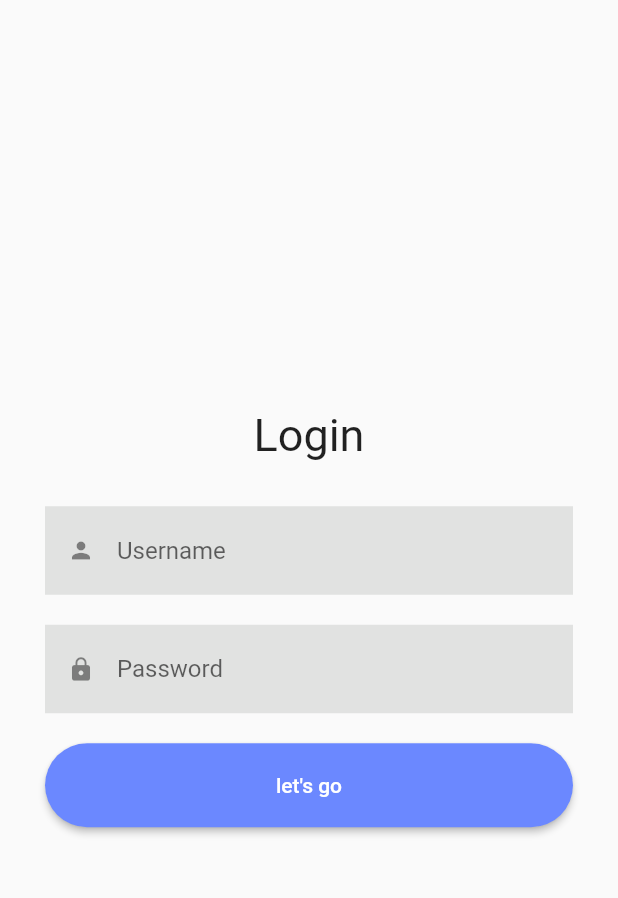
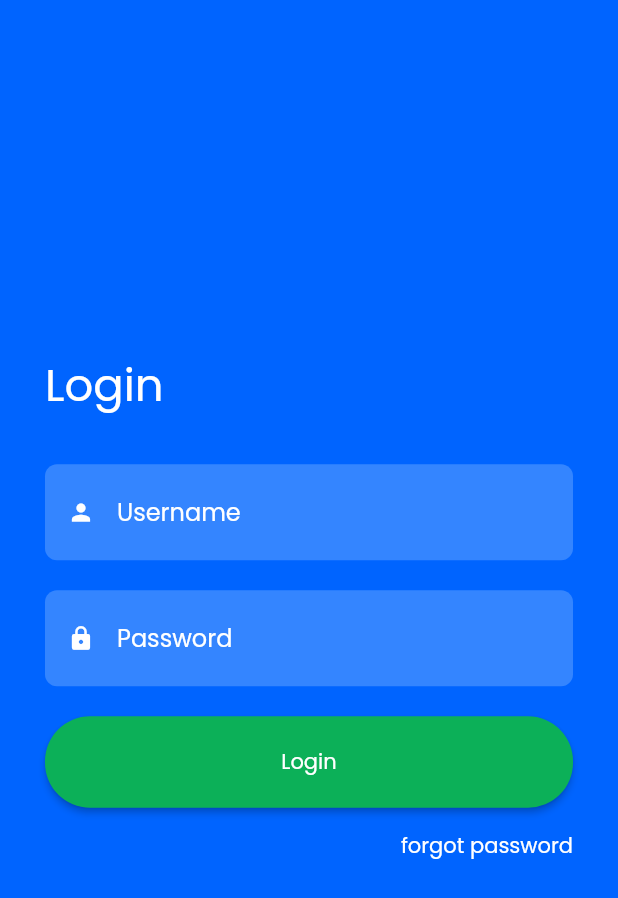
Before and after one commit to sammyodiagbe/brainbatu-mobile, a Flutter app: the screen it shows after launch, after a tap on "Login", on a phone screen of 412 x 824 dp. Shown: the top 898 px of the screen. Run offline on Flutter 3.47's test engine with Material 2 defaults, Android fonts, the phone set to English and light mode, and no system bars; Roboto replaces fonts that are missing (openSans).

Commit message:
more works on the auth ui/ux

```diff
--- a/lib/main.dart
+++ b/lib/main.dart
@@ -7,6 +7,7 @@ void main() {
       title: 'brainbatu',
       theme: ThemeData(
         primaryColor: Color(0xff6b88ff),
+        fontFamily: 'Poppins',
       ),
       debugShowCheckedModeBanner: false,
       home: LandingScreen(),
--- a/lib/screens/auth/login.dart
+++ b/lib/screens/auth/login.dart
@@ -12,6 +12,7 @@ class _LoginScreenState extends State<LoginScreen> {
     final screenWidth = MediaQuery.of(context).size.width;
     final screenHeight = MediaQuery.of(context).size.height;
     return Scaffold(
+      backgroundColor: Color(0xff0064FF),
       body: Builder(
         builder: (context) => SafeArea(
           child: Container(
@@ -20,15 +21,21 @@ class _LoginScreenState extends State<LoginScreen> {
               padding: EdgeInsets.symmetric(horizontal: 30),
               child: Column(
                 mainAxisAlignment: MainAxisAlignment.center,
+                crossAxisAlignment: CrossAxisAlignment.start,
                 children: [
                   Form(
                     key: _formKey,
                     child: Column(
                       children: [
-                        Text(
-                          'Login',
-                          style:
-                              TextStyle(fontSize: 30, fontFamily: "openSans"),
+                        Container(
+                          alignment: Alignment.centerLeft,
+                          child: Text(
+                            'Login',
+                            style: TextStyle(
+                                fontSize: 30,
+                                fontFamily: "Poppins",
+                                color: Colors.white),
+                          ),
                         ),
                         SizedBox(height: 30),
                         TextFormField(
@@ -40,15 +47,23 @@ class _LoginScreenState extends State<LoginScreen> {
                           },
                           decoration: InputDecoration(
                             hintText: 'Username',
-                            prefixIcon: Icon(Icons.person),
-                            fillColor: Color(0xffe1e2e1),
+                            prefixIcon: Icon(
+                              Icons.person,
+                              color: Colors.white,
+                            ),
+                            fillColor: Color(0x52A2CBFE),
                             filled: true,
-                            enabledBorder: InputBorder.none,
+                            enabledBorder: OutlineInputBorder(
+                                borderRadius: BorderRadius.circular(8),
+                                borderSide: BorderSide(
+                                  color: Colors.transparent,
+                                )),
                             focusedBorder: InputBorder.none,
                             errorBorder: UnderlineInputBorder(
                               borderSide: BorderSide(color: Colors.red),
                             ),
-                            hintStyle: TextStyle(),
+                            hintStyle: TextStyle(
+                                color: Colors.white, fontFamily: 'Poppins'),
                             isDense: true,
                             contentPadding: EdgeInsets.symmetric(vertical: 20),
                           ),
@@ -56,6 +71,7 @@ class _LoginScreenState extends State<LoginScreen> {
                         SizedBox(height: 20),
                         TextFormField(
                           obscureText: true,
+                          style: TextStyle(color: Colors.white),
                           validator: (value) {
                             if (value.isEmpty) {
                               return 'Value is required';
@@ -64,15 +80,22 @@ class _LoginScreenState extends State<LoginScreen> {
                           },
                           decoration: InputDecoration(
                             hintText: 'Password',
-                            prefixIcon: Icon(Icons.lock),
-                            hintStyle: TextStyle(),
-                            enabledBorder: InputBorder.none,
+                            prefixIcon: Icon(
+                              Icons.lock,
+                              color: Colors.white,
+                            ),
+                            hintStyle: TextStyle(
+                                color: Colors.white, fontFamily: 'Poppins'),
+                            enabledBorder: OutlineInputBorder(
+                              borderRadius: BorderRadius.circular(8),
+                              borderSide: BorderSide(color: Colors.transparent),
+                            ),
                             errorBorder: UnderlineInputBorder(
                               borderSide:
                                   BorderSide(color: Colors.red, width: 1),
                             ),
                             filled: true,
-                            fillColor: Color(0xffe1e2e1),
+                            fillColor: Color(0x52A2CBFE),
                             isDense: true,
                             contentPadding: EdgeInsets.symmetric(vertical: 20),
                           ),
@@ -83,8 +106,9 @@ class _LoginScreenState extends State<LoginScreen> {
                           child: RaisedButton(
                             padding: EdgeInsets.symmetric(vertical: 20),
                             child: Text(
-                              'let\'s go',
-                              style: TextStyle(color: Colors.white),
+                              'Login',
+                              style: TextStyle(
+                                  color: Colors.white, fontFamily: 'Poppins'),
                             ),
                             onPressed: () {
                               if (_formKey.currentState.validate()) {
@@ -101,13 +125,22 @@ class _LoginScreenState extends State<LoginScreen> {
                                 );
                               }
                             },
-                            color: Color(0xff6b88ff),
+                            color: Color(0xff0CB058),
                             shape: RoundedRectangleBorder(
                               borderRadius: BorderRadius.circular(30),
                               side: BorderSide(
                                 color: Colors.transparent,
                               ),
                             ),
+                          ),
+                        ),
+                        Container(
+                          alignment: Alignment.centerRight,
+                          padding: EdgeInsets.symmetric(vertical: 15),
+                          child: Text(
+                            'forgot password',
+                            style: TextStyle(
+                                color: Colors.white, fontFamily: "Poppins"),
                           ),
                         )
                       ],
--- a/lib/screens/other/landingScreen.dart
+++ b/lib/screens/other/landingScreen.dart
@@ -8,7 +8,7 @@ class LandingScreen extends StatelessWidget {
     final screenWidth = MediaQuery.of(context).size.height;
     final screenHeight = MediaQuery.of(context).size.width;
     return Scaffold(
-      backgroundColor: Colors.deepPurpleAccent,
+      backgroundColor: Color(0xff0064FF),
       body: SafeArea(
         child: Stack(
           children: [
@@ -16,21 +16,18 @@ class LandingScreen extends StatelessWidget {
               height: screenWidth,
               width: screenHeight,
               padding: EdgeInsets.all(8),
+            ),
+            Column(
+              mainAxisAlignment: MainAxisAlignment.end,
+              crossAxisAlignment: CrossAxisAlignment.center,
+              children: [
+                Container(
+                  width: double.infinity,
+                  padding: EdgeInsets.symmetric(horizontal: 20, vertical: 30),
                   child: Column(
-                mainAxisAlignment: MainAxisAlignment.center,
                     children: [
-                  SizedBox(height: 50),
-                  Text(
-                    'Brainbatu',
-                    style: TextStyle(
-                      fontSize: 30,
-                      color: Colors.white,
-                    ),
-                  ),
-                  SizedBox(height: 40),
                       Container(
-                    width: screenWidth * 0.4,
-                    decoration: BoxDecoration(),
+                        width: double.infinity,
                         child: RaisedButton(
                           onPressed: () {
                             Navigator.of(context).push(
@@ -39,54 +36,45 @@ class LandingScreen extends StatelessWidget {
                               ),
                             );
                           },
-                      elevation: .4,
                           child: Text(
                             'Login',
                             style: TextStyle(
-                          fontSize: 18,
-                          fontWeight: FontWeight.bold,
-                          color: Colors.purple,
+                                color: Colors.white, fontFamily: 'Poppins'),
                           ),
-                      ),
+                          elevation: 3.0,
+                          padding: EdgeInsets.all(20),
+                          color: Color(0xff0CB058),
                           shape: RoundedRectangleBorder(
                             borderRadius: BorderRadius.circular(30),
                           ),
-                      color: Colors.white,
-                      padding:
-                          EdgeInsets.symmetric(vertical: 20, horizontal: 15),
                         ),
                       ),
                       SizedBox(height: 20),
                       Container(
-                    width: screenWidth * 0.4,
-                    decoration: BoxDecoration(),
+                        width: double.infinity,
                         child: RaisedButton(
-                      elevation: 1,
                           onPressed: () {
                             Navigator.of(context).push(
                               MaterialPageRoute(
                                   builder: (context) => SignupScreen()),
                             );
                           },
-                      animationDuration: Duration(milliseconds: 300),
                           child: Text(
-                        'Create account',
-                        style: TextStyle(
-                          fontSize: 18,
-                          fontWeight: FontWeight.bold,
-                          color: Color(0xff445454),
+                            'signup',
+                            style: TextStyle(fontFamily: 'Poppins'),
                           ),
-                      ),
+                          elevation: 3.0,
+                          padding: EdgeInsets.all(20),
                           shape: RoundedRectangleBorder(
                             borderRadius: BorderRadius.circular(30),
                           ),
-                      color: Colors.white,
-                      padding:
-                          EdgeInsets.symmetric(vertical: 20, horizontal: 15),
                         ),
-                  )
+                      ),
+                      SizedBox(height: 40)
                     ],
                   ),
+                ),
+              ],
             )
           ],
         ),
```
Also changed, not shown: lib/screens/auth/signup.dart (+42 -33 lines), pubspec.yaml (+11 -3 lines), assets/fonts/Montserrat-Regular.ttf (added), assets/fonts/Poppins-Regular.ttf (added), assets/illustration.jpg (added), pubspec.lock. Lines whose indentation alone changed are shown as unchanged.
